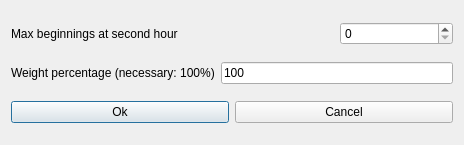
Above: fet/src/interface/modifyconstraintteachersafternoonsearlymaxbeginningsatsecondhourform_template.ui from vonmecheln/fet before the change. Below: the same form after it.
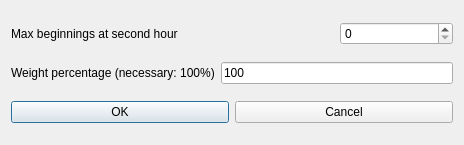
That is the form after the change.

Patch:
```diff
--- a/fet/src/interface/modifyconstraintteachersafternoonsearlymaxbeginningsatsecondhourform_template.ui
+++ b/fet/src/interface/modifyconstraintteachersafternoonsearlymaxbeginningsatsecondhourform_template.ui
@@ -19,7 +19,7 @@
      <item>
       <widget class="QPushButton" name="okPushButton">
        <property name="text">
-        <string>Ok</string>
+        <string>OK</string>
        </property>
       </widget>
      </item>
```
